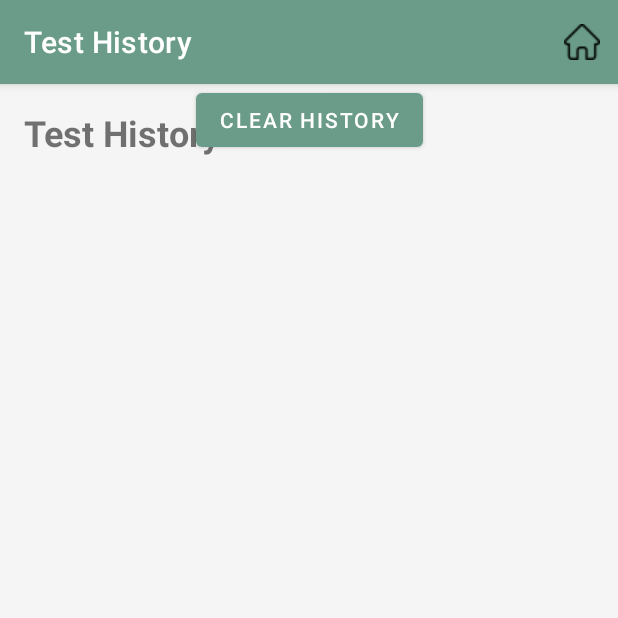
After one commit to ChoJaesuk/ChoJaesuk-COSC2657_Assignment_1, an Android app: the HistoryActivity screen opened directly, with no data from a screen before it, on a phone screen of 412 x 824 dp, the top half of it. The commit adds this screen. Run offline under Robolectric (Android 15) with nearby library versions, the phone set to English and light mode, and no system bars.

Commit message:
implemented save result feature and history feature
implemented save result feature and history feature

```diff
--- a/app/src/main/AndroidManifest.xml
+++ b/app/src/main/AndroidManifest.xml
@@ -12,6 +12,9 @@
         android:supportsRtl="true"
         android:theme="@style/Theme.DarwYourMind"
         tools:targetApi="31">
+        <activity
+            android:name=".activities.HistoryActivity"
+            android:exported="false" />
         <activity
             android:name=".activities.AboutUsActivity"
             android:exported="false" />
--- /dev/null
+++ b/app/src/main/java/com/example/darwyourmind/activities/HistoryActivity.java
@@ -0,0 +1,55 @@
+package com.example.darwyourmind.activities;
+
+import android.os.Bundle;
+import android.widget.Button;
+import android.widget.Toast;
+
+import androidx.recyclerview.widget.LinearLayoutManager;
+import androidx.recyclerview.widget.RecyclerView;
+
+import com.example.darwyourmind.R;
+import com.example.darwyourmind.adapters.HistoryAdapter;
+import com.example.darwyourmind.adapters.TestHistoryManager;
+
+import org.json.JSONObject;
+
+import java.util.List;
+
+public class HistoryActivity extends BaseActivity {
+
+    private RecyclerView historyRecyclerView;
+    private HistoryAdapter historyAdapter;
+    private TestHistoryManager historyManager;
+    private Button clearHistoryButton; // 추가 버튼
+
+    @Override
+    protected void onCreate(Bundle savedInstanceState) {
+        super.onCreate(savedInstanceState);
+        setContentView(R.layout.activity_history);
+
+        setTitle("Test History");
+
+        // 히스토리 매니저 초기화
+        historyManager = new TestHistoryManager(this);
+
+        // 히스토리 데이터 가져오기
+        List<JSONObject> historyList = historyManager.getTestHistory();
+
+        // RecyclerView 초기화
+        historyRecyclerView = findViewById(R.id.historyRecyclerView);
+        historyRecyclerView.setLayoutManager(new LinearLayoutManager(this));
+
+        // 어댑터 설정
+        historyAdapter = new HistoryAdapter(historyList, this);
+        historyRecyclerView.setAdapter(historyAdapter);
+
+        // Clear History 버튼 초기화
+        clearHistoryButton = findViewById(R.id.clearHistoryButton);
+        clearHistoryButton.setOnClickListener(v -> {
+            historyManager.clearHistory(); // 히스토리 초기화
+            historyList.clear();          // RecyclerView 업데이트를 위해 리스트도 초기화
+            historyAdapter.notifyDataSetChanged();
+            Toast.makeText(this, "History cleared!", Toast.LENGTH_SHORT).show();
+        });
+    }
+}
--- a/app/src/main/java/com/example/darwyourmind/activities/TestActivity.java
+++ b/app/src/main/java/com/example/darwyourmind/activities/TestActivity.java
@@ -166,9 +166,10 @@ public class TestActivity extends BaseActivity  {
         builder.create().show(); // 팝업창 표시
     }
 
-    // Method to save the drawing to a file
     private String saveDrawingToFile() {
-        File drawingFile = new File(getCacheDir(), "drawing.png");
+        String uniqueFileName = "drawing_" + System.currentTimeMillis() + ".png"; // Unique file name
+        File drawingFile = new File(getCacheDir(), uniqueFileName);
+
         try (FileOutputStream out = new FileOutputStream(drawingFile)) {
             Bitmap bitmap = drawingView.getBitmap();  // Assuming DrawingView has a method to get the bitmap
             bitmap.compress(Bitmap.CompressFormat.PNG, 100, out);
@@ -178,6 +179,7 @@ public class TestActivity extends BaseActivity  {
             return null;
         }
     }
+
 
     private String loadQuestionsFromJson(String categoryName) {
         String drawingPrompt = "";
--- /dev/null
+++ b/app/src/main/java/com/example/darwyourmind/adapters/HistoryAdapter.java
@@ -0,0 +1,91 @@
+package com.example.darwyourmind.adapters;
+
+import android.content.Context;
+import android.graphics.Bitmap;
+import android.graphics.BitmapFactory;
+import android.view.LayoutInflater;
+import android.view.View;
+import android.view.ViewGroup;
+import android.widget.ImageView;
+import android.widget.TextView;
+
+import androidx.annotation.NonNull;
+import androidx.recyclerview.widget.RecyclerView;
+
+import com.example.darwyourmind.R;
+
+import org.json.JSONArray;
+import org.json.JSONObject;
+
+import java.io.File;
+import java.util.List;
+
+public class HistoryAdapter extends RecyclerView.Adapter<HistoryAdapter.HistoryViewHolder> {
+
+    private List<JSONObject> historyList;
+    private Context context;
+
+    public HistoryAdapter(List<JSONObject> historyList, Context context) {
+        this.historyList = historyList;
+        this.context = context;
+    }
+
+    @NonNull
+    @Override
+    public HistoryViewHolder onCreateViewHolder(@NonNull ViewGroup parent, int viewType) {
+        View view = LayoutInflater.from(context).inflate(R.layout.item_history, parent, false);
+        return new HistoryViewHolder(view);
+    }
+
+    @Override
+    public void onBindViewHolder(@NonNull HistoryViewHolder holder, int position) {
+        try {
+            JSONObject testResult = historyList.get(position);
+
+            // Set title
+            String title = testResult.getString("title");
+            holder.titleTextView.setText(title);
+
+            // Load drawing
+            String drawingPath = testResult.getString("drawingPath");
+            File file = new File(drawingPath);
+            if (file.exists()) {
+                Bitmap bitmap = BitmapFactory.decodeFile(file.getAbsolutePath());
+                holder.drawingImageView.setImageBitmap(bitmap);
+            } else {
+                holder.drawingImageView.setImageResource(R.drawable.ic_placeholder); // Default image
+            }
+
+            // Show questions and answers
+            JSONArray resultsArray = testResult.getJSONArray("results");
+            StringBuilder resultsBuilder = new StringBuilder();
+            for (int i = 0; i < resultsArray.length(); i++) {
+                JSONObject result = resultsArray.getJSONObject(i);
+                String question = result.getString("question");
+                String answer = result.getString("answer");
+                resultsBuilder.append("Q: ").append(question).append("\nA: ").append(answer).append("\n\n");
+            }
+            holder.detailsTextView.setText(resultsBuilder.toString());
+        } catch (Exception e) {
+            e.printStackTrace();
+        }
+    }
+
+
+    @Override
+    public int getItemCount() {
+        return historyList.size();
+    }
+
+    public static class HistoryViewHolder extends RecyclerView.ViewHolder {
+        ImageView drawingImageView;
+        TextView titleTextView, detailsTextView;
+
+        public HistoryViewHolder(@NonNull View itemView) {
+            super(itemView);
+            drawingImageView = itemView.findViewById(R.id.drawingImageView);
+            titleTextView = itemView.findViewById(R.id.titleTextView);
+            detailsTextView = itemView.findViewById(R.id.detailsTextView);
+        }
+    }
+}
--- /dev/null
+++ b/app/src/main/java/com/example/darwyourmind/adapters/TestHistoryManager.java
@@ -0,0 +1,84 @@
+package com.example.darwyourmind.adapters;
+
+import android.content.Context;
+import android.content.SharedPreferences;
+import android.util.Log;
+
+import org.json.JSONArray;
+import org.json.JSONObject;
+
+import java.util.ArrayList;
+import java.util.List;
+
+public class TestHistoryManager {
+
+    private static final String PREF_NAME = "TestHistory";
+    private static final String KEY_HISTORY = "history";
+
+    private SharedPreferences sharedPreferences;
+
+    public TestHistoryManager(Context context) {
+        sharedPreferences = context.getSharedPreferences(PREF_NAME, Context.MODE_PRIVATE);
+    }
+
+    public void saveTestResult(String title, String drawingPath, ArrayList<String[]> results) {
+        try {
+            if (title == null || title.isEmpty()) {
+                Log.e("TestHistoryManager", "Title is missing.");
+                return;
+            }
+
+            if (results == null || results.isEmpty()) {
+                Log.e("TestHistoryManager", "Results are missing.");
+                return;
+            }
+
+            // Existing history
+            String historyString = sharedPreferences.getString(KEY_HISTORY, "[]");
+            JSONArray historyArray = new JSONArray(historyString);
+
+            // New test result
+            JSONObject testResult = new JSONObject();
+            testResult.put("title", title);
+            testResult.put("drawingPath", drawingPath != null ? drawingPath : ""); // Default empty if null
+
+            JSONArray resultArray = new JSONArray();
+            for (String[] result : results) {
+                JSONObject resultObj = new JSONObject();
+                resultObj.put("question", result[0]);
+                resultObj.put("answer", result[1]);
+                resultObj.put("explanation", result[2]);
+                resultArray.put(resultObj);
+            }
+            testResult.put("results", resultArray);
+
+            historyArray.put(testResult);
+
+            // Save to SharedPreferences
+            sharedPreferences.edit().putString(KEY_HISTORY, historyArray.toString()).apply();
+            Log.d("TestHistoryManager", "Test result saved successfully.");
+        } catch (Exception e) {
+            Log.e("TestHistoryManager", "Error saving test result", e);
+        }
+    }
+
+
+    public List<JSONObject> getTestHistory() {
+        List<JSONObject> historyList = new ArrayList<>();
+        try {
+            String historyString = sharedPreferences.getString(KEY_HISTORY, "[]");
+            JSONArray historyArray = new JSONArray(historyString);
+
+            for (int i = 0; i < historyArray.length(); i++) {
+                historyList.add(historyArray.getJSONObject(i));
+            }
+        } catch (Exception e) {
+            e.printStackTrace();
+        }
+        return historyList;
+    }
+
+    public void clearHistory() {
+        sharedPreferences.edit().remove(KEY_HISTORY).apply();
+    }
+}
--- /dev/null
+++ b/app/src/main/res/layout/activity_history.xml
@@ -0,0 +1,42 @@
+<?xml version="1.0" encoding="utf-8"?>
+<androidx.constraintlayout.widget.ConstraintLayout
+    xmlns:android="http://schemas.android.com/apk/res/android"
+    xmlns:app="http://schemas.android.com/apk/res-auto"
+    android:layout_width="match_parent"
+    android:layout_height="match_parent"
+    android:background="@color/background_light">
+    <Button
+        android:id="@+id/clearHistoryButton"
+        android:layout_width="wrap_content"
+        android:layout_height="wrap_content"
+        android:text="Clear History"
+        android:layout_margin="16dp"
+        app:layout_constraintStart_toStartOf="parent"
+        app:layout_constraintEnd_toEndOf="parent" />
+
+    <!-- Title -->
+    <TextView
+        android:id="@+id/historyTitle"
+        android:layout_width="wrap_content"
+        android:layout_height="wrap_content"
+        android:text="Test History"
+        android:textSize="24sp"
+        android:textStyle="bold"
+        android:layout_marginTop="16dp"
+        android:layout_marginStart="16dp"
+        app:layout_constraintTop_toTopOf="parent"
+        app:layout_constraintStart_toStartOf="parent" />
+
+    <!-- RecyclerView for displaying history -->
+    <androidx.recyclerview.widget.RecyclerView
+        android:id="@+id/historyRecyclerView"
+        android:layout_width="0dp"
+        android:layout_height="0dp"
+        app:layout_constraintTop_toBottomOf="@id/historyTitle"
+        app:layout_constraintStart_toStartOf="parent"
+        app:layout_constraintEnd_toEndOf="parent"
+        app:layout_constraintBottom_toBottomOf="parent"
+        android:padding="16dp" />
+
+
+</androidx.constraintlayout.widget.ConstraintLayout>
--- a/app/src/main/res/menu/home_menu.xml
+++ b/app/src/main/res/menu/home_menu.xml
@@ -13,4 +13,10 @@
         android:icon="@drawable/ic_help"
         android:title="Help"
         app:showAsAction="always" />
+
+    <item
+        android:id="@+id/action_history"
+        android:title="History"
+        android:icon="@drawable/ic_history"
+        app:showAsAction="ifRoom" />
 </menu>
```
Also changed, not shown: app/src/main/java/com/example/darwyourmind/activities/HomeActivity.java (+8 -0 lines), app/src/main/java/com/example/darwyourmind/activities/QuestionActivity.java (+7 -0 lines), app/src/main/java/com/example/darwyourmind/activities/ResultActivity.java (+64 -12 lines), app/src/main/res/layout/activity_result.xml (+16 -4 lines), app/src/main/res/layout/item_history.xml (added, +43 -0 lines), app/src/main/res/drawable/ic_history.png (added), app/src/main/res/drawable/ic_placeholder.png (added).
